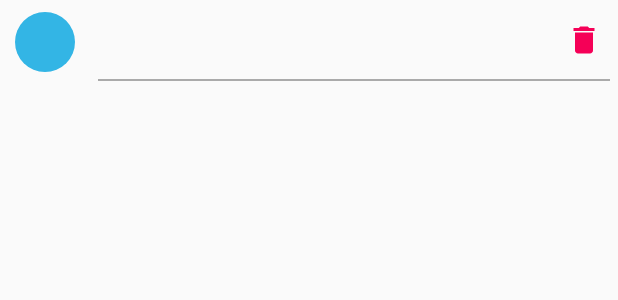
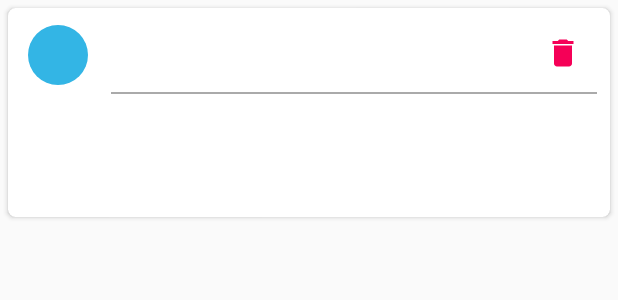
Before and after one commit to benhaxe/topnotch-app, an Android app: the layout item_user_request.xml on its own in the app's theme, with its tools: preview values and no code run, on a phone screen of 412 x 824 dp. Shown: the top 300 px of the screen. Run offline under Robolectric (Android 15) with nearby library versions, the phone set to English and light mode, and no system bars.

Commit message:
Changed ViewHolder Parent View to Card View and Did some cleaning

```diff
--- a/app/src/main/java/com/dscfuta/topnotch/Utils.kt
+++ b/app/src/main/java/com/dscfuta/topnotch/Utils.kt
@@ -14,7 +14,7 @@ class Utils {
 
     companion object {
 
-        fun setColorFromText(firstLetter: String, context: Context): Drawable?{
+        fun setDrawableFromText(firstLetter: String, context: Context): Drawable?{
             return when(firstLetter){
 
                 "A" ->  ContextCompat.getDrawable(context, R.drawable.text_label_background_a)
--- a/app/src/main/java/com/dscfuta/topnotch/adapter/UserRequestAdapter.kt
+++ b/app/src/main/java/com/dscfuta/topnotch/adapter/UserRequestAdapter.kt
@@ -63,11 +63,12 @@ class UserRequestAdapter(
 
 
             itemUserRequestLabel.text = labelText
-            itemUserRequestLabel.backgroundDrawable = Utils.setColorFromText(labelText, context)
+            itemUserRequestLabel.backgroundDrawable = Utils.setDrawableFromText(labelText, context)
         }
 
         val id = userRequestList[position].id
 
+        //Delete Button Function
         binding.deleteRequestButton.setOnClickListener {
 
         try{
--- a/app/src/main/res/layout/item_user_request.xml
+++ b/app/src/main/res/layout/item_user_request.xml
@@ -4,9 +4,16 @@
     xmlns:android="http://schemas.android.com/apk/res/android"
     xmlns:app="http://schemas.android.com/apk/res-auto">
 
+    <androidx.cardview.widget.CardView
+        android:layout_width="match_parent"
+        app:cardCornerRadius="5dp"
+        android:layout_margin="5dp"
+        android:layout_height="wrap_content">
+
         <LinearLayout
             android:layout_width="match_parent"
             android:layout_height="wrap_content"
+            android:layout_margin="3dp"
             android:orientation="vertical">
 
             <LinearLayout
@@ -60,12 +67,14 @@
                         android:paddingTop="3dp"
                         android:paddingBottom="3dp"
                         android:id="@+id/deleteRequestButton"
+                        android:layout_marginRight="5dp"
+                        android:layout_marginEnd="5dp"
                         android:layout_centerVertical="true"
                         android:layout_alignParentRight="true"
                         android:tint="@color/colorAccent"
                         android:background="@drawable/delete_btn_selector"
                         app:srcCompat="@drawable/ic_delete"
-                    android:layout_height="match_parent" />
+                        android:layout_height="35dp" />
 
                 </RelativeLayout>
 
@@ -85,7 +94,7 @@
                 android:layout_width="match_parent"
                 android:layout_height="wrap_content"
                 android:layout_marginTop="3dp"
-            android:layout_marginBottom="5dp"
+                android:layout_marginBottom="3dp"
                 android:orientation="horizontal">
 
                 <androidx.recyclerview.widget.RecyclerView
@@ -94,6 +103,7 @@
                     android:layout_height="70dp"
                     android:layout_marginStart="65dp"
                     android:layout_marginLeft="65dp"
+                    android:layout_marginBottom="2dp"
                     android:layout_marginEnd="5dp"
                     android:layout_marginRight="5dp" />
 
@@ -103,4 +113,8 @@
 
         </LinearLayout>
 
+    </androidx.cardview.widget.CardView>
+
+
+
 </layout>
```
Also changed, not shown: app/src/main/java/com/dscfuta/topnotch/MainActivity.kt (+1 -8 lines), app/src/main/java/com/dscfuta/topnotch/ui/UserRequestList.kt (+7 -54 lines). Lines whose indentation alone changed are shown as unchanged.
